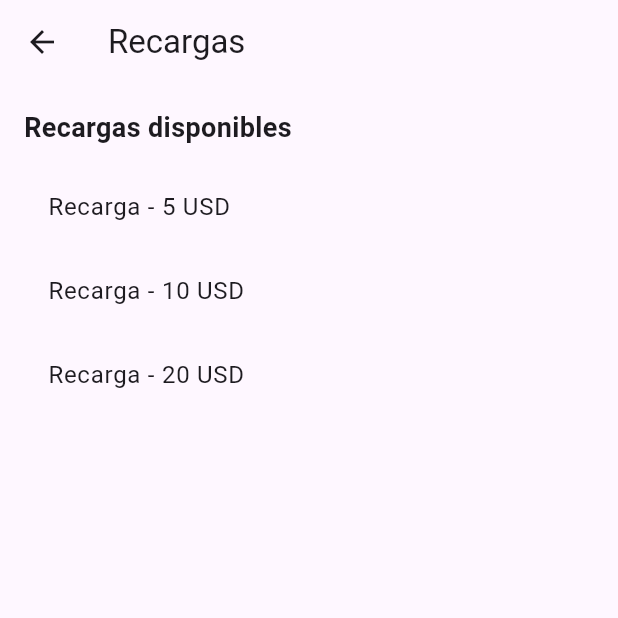
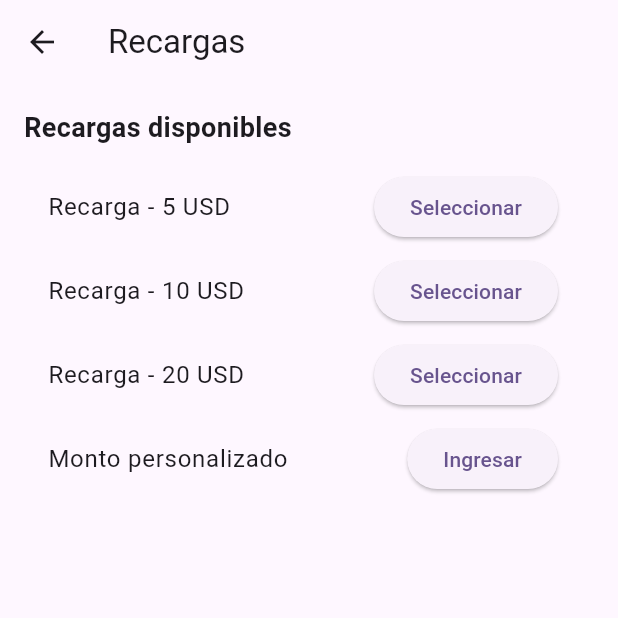
Before and after one commit to rbegacobas/appMovilTest, a Flutter app: the RecargasPage screen opened directly, on a phone screen of 412 x 824 dp, the top half of it. Run offline on Flutter 3.47's test engine with Material 3 defaults, Android fonts, the phone set to English and light mode, and no system bars; our stand-ins replace cloud_firestore, firebase_auth, firebase_core; accounts and stored records are empty.

```diff
--- a/client_app/lib/recargas_page.dart
+++ b/client_app/lib/recargas_page.dart
@@ -1,4 +1,5 @@
 import 'package:flutter/material.dart';
+import 'create_order_page.dart';
 
 class RecargasPage extends StatelessWidget {
   final Map<String, dynamic>? package;
@@ -21,10 +22,43 @@ class RecargasPage extends StatelessWidget {
             ],
             Expanded(
               child: ListView(
-                children: const [
-                  ListTile(title: Text('Recarga - 5 USD')),
-                  ListTile(title: Text('Recarga - 10 USD')),
-                  ListTile(title: Text('Recarga - 20 USD')),
+                children: [
+                  ListTile(
+                    title: const Text('Recarga - 5 USD'),
+                    trailing: ElevatedButton(
+                      onPressed: () {
+                        Navigator.of(context).push(MaterialPageRoute(builder: (_) => const CreateOrderPage(serviceId: 'recargas', package: {'label':'5 USD','amount':5})));
+                      },
+                      child: const Text('Seleccionar'),
+                    ),
+                  ),
+                  ListTile(
+                    title: const Text('Recarga - 10 USD'),
+                    trailing: ElevatedButton(
+                      onPressed: () {
+                        Navigator.of(context).push(MaterialPageRoute(builder: (_) => const CreateOrderPage(serviceId: 'recargas', package: {'label':'10 USD','amount':10})));
+                      },
+                      child: const Text('Seleccionar'),
+                    ),
+                  ),
+                  ListTile(
+                    title: const Text('Recarga - 20 USD'),
+                    trailing: ElevatedButton(
+                      onPressed: () {
+                        Navigator.of(context).push(MaterialPageRoute(builder: (_) => const CreateOrderPage(serviceId: 'recargas', package: {'label':'20 USD','amount':20})));
+                      },
+                      child: const Text('Seleccionar'),
+                    ),
+                  ),
+                  ListTile(
+                    title: const Text('Monto personalizado'),
+                    trailing: ElevatedButton(
+                      onPressed: () {
+                        Navigator.of(context).push(MaterialPageRoute(builder: (_) => const CreateOrderPage(serviceId: 'recargas')));
+                      },
+                      child: const Text('Ingresar'),
+                    ),
+                  ),
                 ],
               ),
             ),
```
Also changed, not shown: client_app/lib/create_order_page.dart (added, +115 -0 lines), client_app/lib/payment_page.dart (added, +31 -0 lines), client_app/lib/remesas_page.dart (+38 -4 lines).
